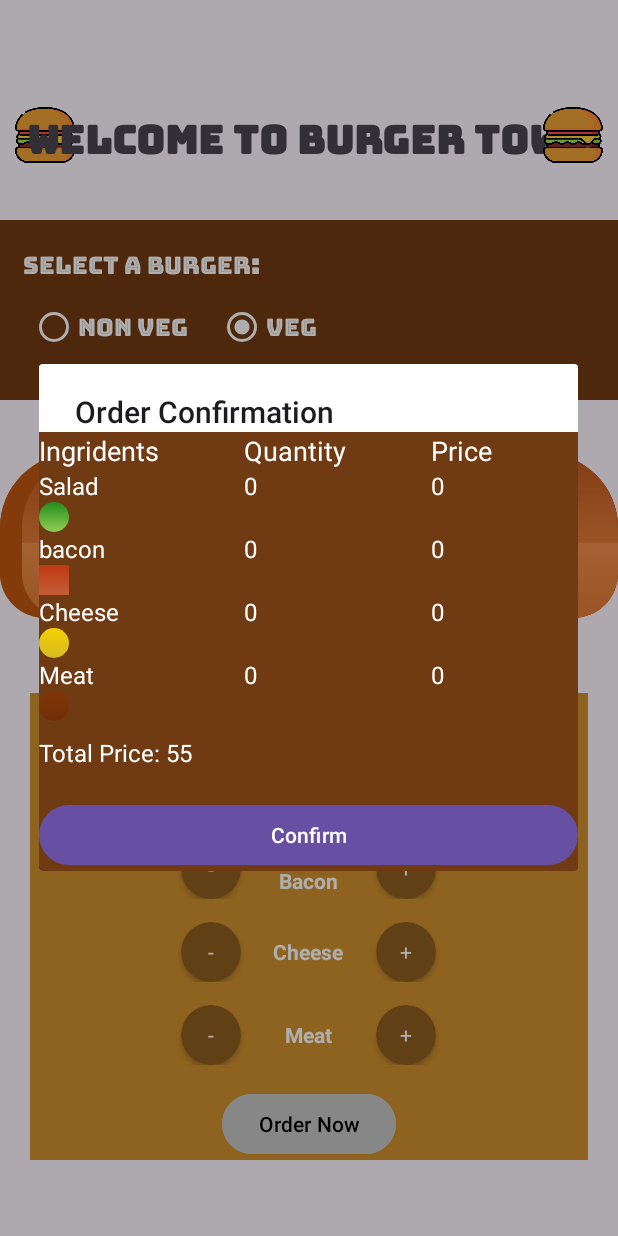
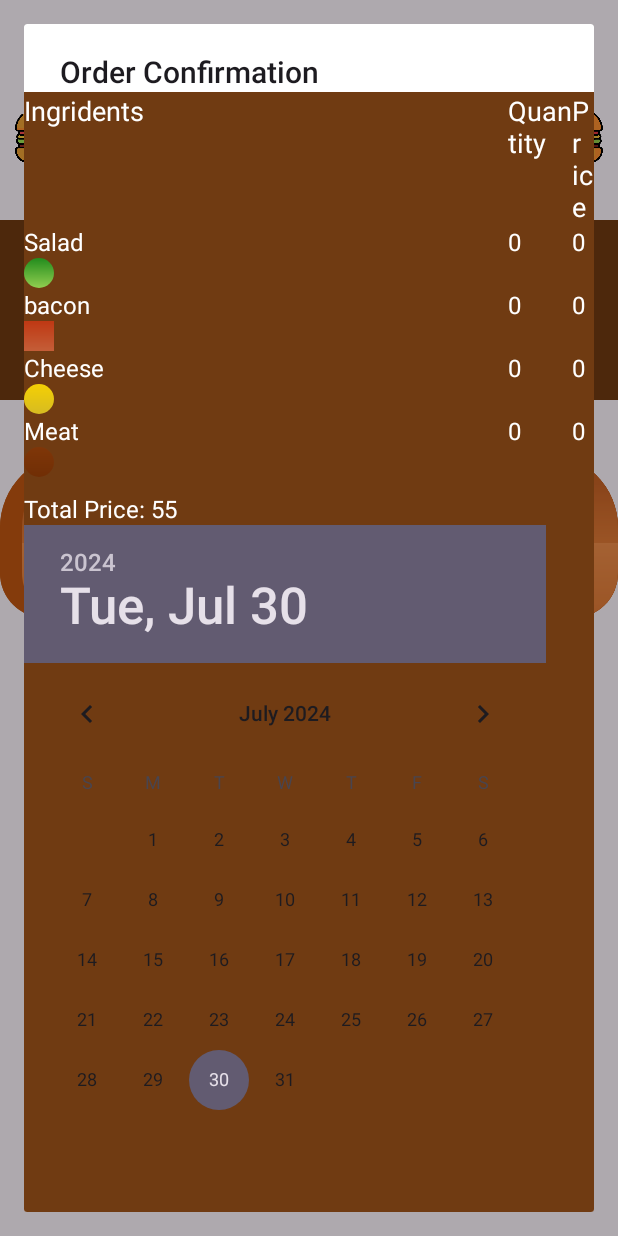
Before and after one commit to ratnakatuwal1/BurgerTown, an Android app: the fragment NonVegBurgerFragment placed in its activity, after a tap on "Order Now", on a phone screen of 412 x 824 dp. Run offline under Robolectric (Android 15) with nearby library versions, the phone set to English and light mode, and no system bars; 2 other taps on this screen came first.

Commit message:
final commit project completed

```diff
--- a/app/src/main/java/com/ratna/burgertown/BurgerActivity.java
+++ b/app/src/main/java/com/ratna/burgertown/BurgerActivity.java
@@ -26,6 +26,8 @@ public class BurgerActivity extends AppCompatActivity {
             NonVegBurgerFragment nonVegBurgerFragment = new NonVegBurgerFragment();
             FragmentManager fragmentManager = getSupportFragmentManager();
             FragmentTransaction fragmentTransaction = fragmentManager.beginTransaction();
+
+
             fragmentTransaction.add(R.id.burgerFrame, nonVegBurgerFragment);
             fragmentTransaction.addToBackStack(null);
             fragmentTransaction.commit();
@@ -35,6 +37,7 @@ public class BurgerActivity extends AppCompatActivity {
             VegBurgerFragment vegBurgerFragment = new VegBurgerFragment();
             FragmentManager fragmentManager = getSupportFragmentManager();
             FragmentTransaction fragmentTransaction = fragmentManager.beginTransaction();
+
             fragmentTransaction.add(R.id.burgerFrame, vegBurgerFragment);
             fragmentTransaction.addToBackStack(null);
             fragmentTransaction.commit();
--- a/app/src/main/java/com/ratna/burgertown/NonVegBurgerFragment.java
+++ b/app/src/main/java/com/ratna/burgertown/NonVegBurgerFragment.java
@@ -1,5 +1,6 @@
 package com.ratna.burgertown;
 
+import android.os.Build;
 import android.os.Bundle;
 
 import androidx.appcompat.app.AlertDialog;
@@ -11,6 +12,7 @@ import android.view.LayoutInflater;
 import android.view.View;
 import android.view.ViewGroup;
 import android.widget.Button;
+import android.widget.DatePicker;
 import android.widget.ImageView;
 import android.widget.LinearLayout;
 import android.widget.TextView;
@@ -111,6 +113,8 @@ public class NonVegBurgerFragment extends Fragment {
             changeMeat();
         });
 
+
+
         orderButton.setOnClickListener(view1 -> {
             AlertDialog.Builder builder = new AlertDialog.Builder(getActivity());
             builder.setTitle("Order Confirmation");
@@ -146,6 +150,18 @@ public class NonVegBurgerFragment extends Fragment {
             TextView totalPriceText = view2.findViewById(R.id.totalPrice);
             totalPriceText.setText("Total Price: " + (bunPrice + totalPrice));
 
+
+
+            DatePicker datePicker = view2.findViewById(R.id.orderDate);
+
+            datePicker.setOnDateChangedListener(new DatePicker.OnDateChangedListener() {
+                @Override
+                public void onDateChanged(DatePicker datePicker, int i, int i1, int i2) {
+                    Toast.makeText(getContext(), "", Toast.LENGTH_SHORT).show();
+                }
+            });
+
+
             Button confirm = view2.findViewById(R.id.btnConfirm);
             confirm.setOnClickListener(view3 -> {
                 Toast.makeText(getActivity(), "Order Confirmed", Toast.LENGTH_SHORT).show();
@@ -157,6 +173,7 @@ public class NonVegBurgerFragment extends Fragment {
             alert = builder.create();
             alert.show();
         });
+
 
         return view;
     }
--- a/app/src/main/res/layout/item_ordered_non_veg.xml
+++ b/app/src/main/res/layout/item_ordered_non_veg.xml
@@ -210,6 +210,16 @@
         android:textSize="16sp"
         android:layout_marginTop="10dp" />
 
+    <TableRow
+        android:layout_width="0dp"
+        android:layout_height="match_parent" >
+        <DatePicker
+            android:id="@+id/orderDate"
+            android:layout_width="wrap_content"
+            android:layout_height="wrap_content"
+            />
+    </TableRow>
+
     <Button
         android:id="@+id/btnConfirm"
         android:layout_width="wrap_content"
```
Also changed, not shown: gradle/wrapper/gradle-wrapper.properties.
